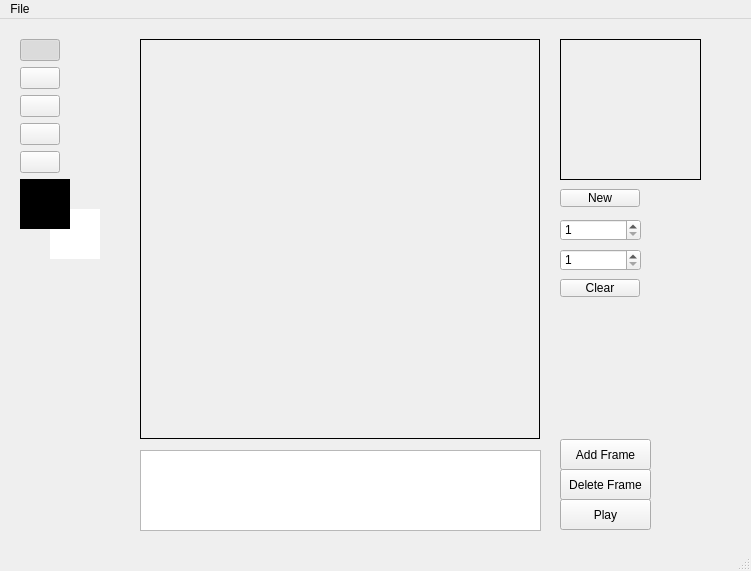
The window that PixelEditor/mainwindow.ui (University-of-Utah-CS3505/a7-sprite-editor-s22-Anudlok) describes before a commit, drawn with Qt 5.
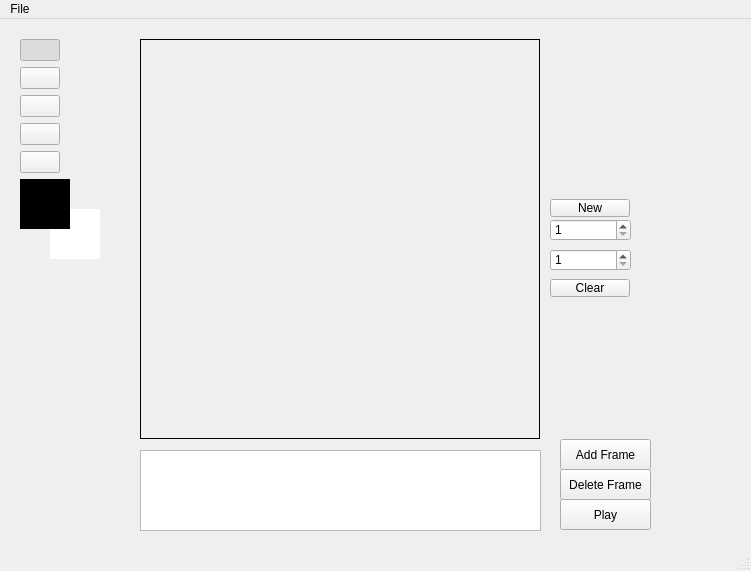
The same window after the commit. Icons and pictures are not drawn.

```diff
--- a/PixelEditor/mainwindow.ui
+++ b/PixelEditor/mainwindow.ui
@@ -370,8 +370,8 @@
    <widget class="QPushButton" name="btnTest">
     <property name="geometry">
      <rect>
-      <x>560</x>
-      <y>170</y>
+      <x>550</x>
+      <y>180</y>
       <width>80</width>
       <height>18</height>
      </rect>
@@ -383,7 +383,7 @@
    <widget class="QSpinBox" name="sbHeight">
     <property name="geometry">
      <rect>
-      <x>560</x>
+      <x>550</x>
       <y>200</y>
       <width>81</width>
       <height>22</height>
@@ -399,7 +399,7 @@
    <widget class="QSpinBox" name="sbWidth">
     <property name="geometry">
      <rect>
-      <x>560</x>
+      <x>550</x>
       <y>230</y>
       <width>81</width>
       <height>22</height>
@@ -428,7 +428,7 @@
    <widget class="QPushButton" name="btnClear">
     <property name="geometry">
      <rect>
-      <x>560</x>
+      <x>550</x>
       <y>260</y>
       <width>80</width>
       <height>18</height>
@@ -438,22 +438,6 @@
      <string>Clear</string>
     </property>
    </widget>
-   <widget class="QLabel" name="label">
-    <property name="geometry">
-     <rect>
-      <x>560</x>
-      <y>20</y>
-      <width>141</width>
-      <height>141</height>
-     </rect>
-    </property>
-    <property name="frameShape">
-     <enum>QFrame::Box</enum>
-    </property>
-    <property name="text">
-     <string/>
-    </property>
-   </widget>
    <widget class="QPushButton" name="deleteFrameButton">
     <property name="geometry">
      <rect>
```
